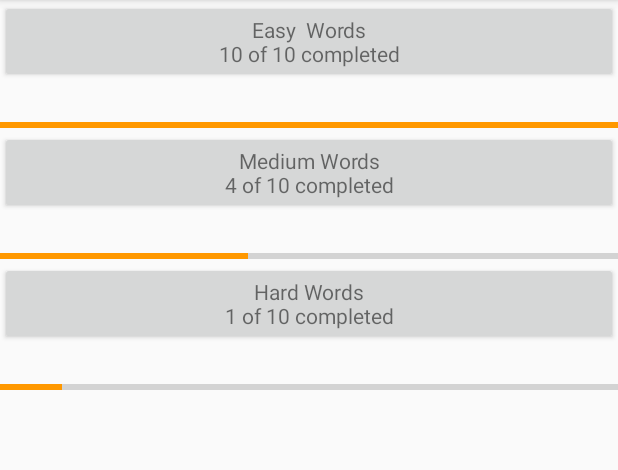
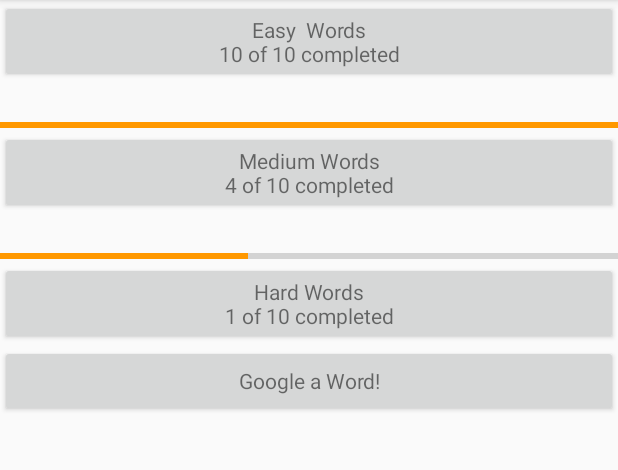
Before and after one commit to evanjohnso/QuickQuiz, an Android app: the SelectPathActivity screen opened directly, with no data from a screen before it, on a phone screen of 412 x 824 dp, the part 84-554 px from its top. Run offline under Robolectric (Android 15) with nearby library versions, the phone set to English and light mode, and no system bars; our stand-ins replace ButterKnife.

Commit message:
add implicit intent to google a word

```diff
--- a/app/src/main/java/com/evanrjohnso/quickquiz/ui/DictionaryActivity.java
+++ b/app/src/main/java/com/evanrjohnso/quickquiz/ui/DictionaryActivity.java
@@ -8,11 +8,8 @@ import android.widget.AdapterView;
 import android.widget.ArrayAdapter;
 import android.widget.ListView;
 import android.widget.TextView;
-import android.widget.Toast;
 
 import com.evanrjohnso.quickquiz.R;
-
-import java.util.List;
 
 import butterknife.Bind;
 import butterknife.ButterKnife;
@@ -47,7 +44,6 @@ public class DictionaryActivity extends AppCompatActivity {
                 startActivity(intent);
             }
         });
-
     }
 
     public String[] displayProperDictionary(String category) {
--- a/app/src/main/java/com/evanrjohnso/quickquiz/ui/SelectPathActivity.java
+++ b/app/src/main/java/com/evanrjohnso/quickquiz/ui/SelectPathActivity.java
@@ -2,6 +2,7 @@ package com.evanrjohnso.quickquiz.ui;
 
 import android.content.Intent;
 import android.content.res.Resources;
+import android.net.Uri;
 import android.support.v7.app.AppCompatActivity;
 import android.os.Bundle;
 import android.view.View;
@@ -27,6 +28,13 @@ public class SelectPathActivity extends AppCompatActivity implements View.OnClic
     TextView mMediumWords;
     @Bind(R.id.hard_words)
     TextView mHardWords;
+    @OnClick(R.id.implicit_intent)
+    public void clicked(View v) {
+        Intent intent = new Intent(Intent.ACTION_VIEW, Uri.parse("https://google.com"));
+        if (intent.resolveActivity(getPackageManager()) != null) {
+            startActivity(intent);
+        }
+    }
 
     @Override
     protected void onCreate(Bundle savedInstanceState) {
--- a/app/src/main/res/layout/activity_select_path.xml
+++ b/app/src/main/res/layout/activity_select_path.xml
@@ -69,14 +69,20 @@
             android:gravity="center"
             android:text="@string/words_completed" />
     </LinearLayout>
-    <ProgressBar
-        style="@style/Base.Widget.AppCompat.ProgressBar.Horizontal"
-        android:max="10"
-        android:progress="1"
+
+    <LinearLayout
+        style="@style/Widget.AppCompat.Button"
         android:layout_width="match_parent"
-        android:layout_height="8dp"
-        android:layout_marginTop="24dp"
-        android:indeterminate="false"
-        android:visibility="visible" />
+        android:layout_height="wrap_content"
+        android:gravity="center_vertical"
+        android:orientation="horizontal">
+        <TextView
+            android:id="@+id/implicit_intent"
+            android:layout_width="0dp"
+            android:layout_height="wrap_content"
+            android:layout_weight="1"
+            android:gravity="center"
+            android:text="Google a Word!" />
+    </LinearLayout>
 
 </LinearLayout>
--- a/app/src/main/res/layout/display_sentences_layout.xml
+++ b/app/src/main/res/layout/display_sentences_layout.xml
@@ -3,7 +3,7 @@
     android:orientation="vertical"
     android:layout_width="match_parent"
     android:background="#ffffff"
-    android:layout_height="match_parent"
+    android:layout_height="wrap_content"
     android:padding="10dp">
 
     <TextView
```
